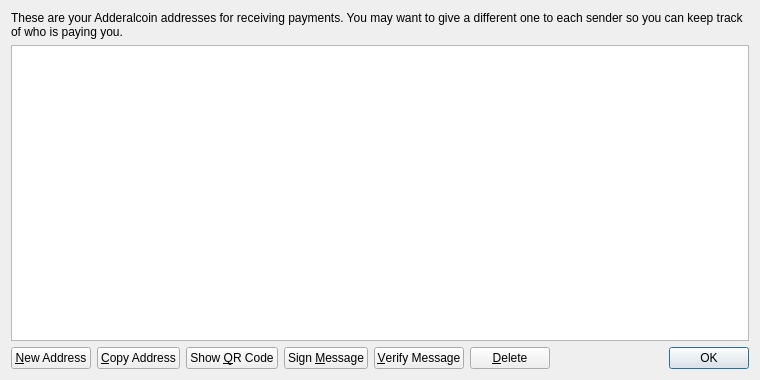
Qt form src/qt/forms/addressbookpage.ui (stakersdev/Stakers) before a commit.
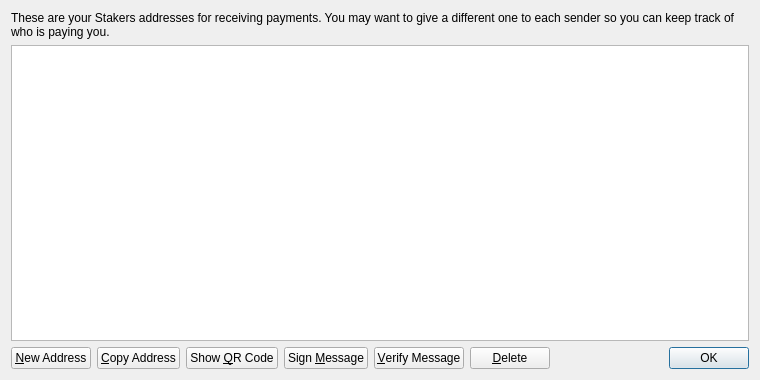
The same form after that commit. Icons and pictures are not drawn.

Diff of the .ui file:
```diff
--- a/src/qt/forms/addressbookpage.ui
+++ b/src/qt/forms/addressbookpage.ui
@@ -17,7 +17,7 @@
    <item>
     <widget class="QLabel" name="labelExplanation">
      <property name="text">
-      <string>These are your Adderalcoin addresses for receiving payments. You may want to give a different one to each sender so you can keep track of who is paying you.</string>
+      <string>These are your Stakers addresses for receiving payments. You may want to give a different one to each sender so you can keep track of who is paying you.</string>
      </property>
      <property name="textFormat">
       <enum>Qt::PlainText</enum>
```
Left out of the diff: 4 changed lines with no effect on the pictures.
